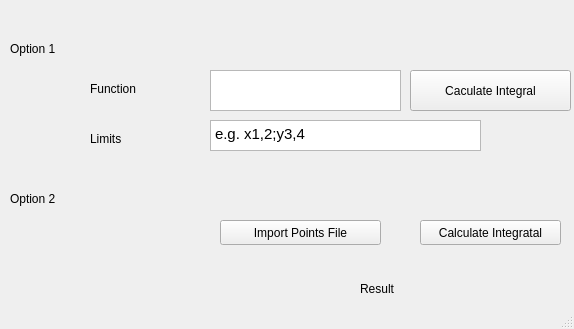
First picture: the form in mainwindow.ui, repository ehossam/Multi-Integral-Tool, before the edit.
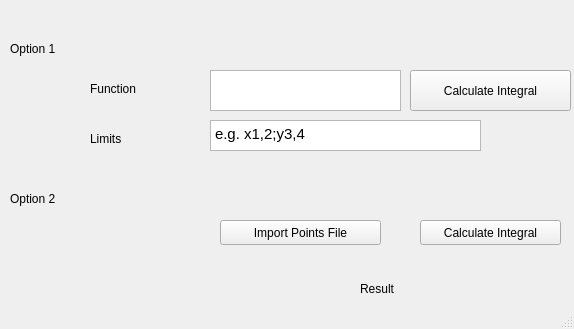
Second picture: the form after the edit.

What changed in the file:
```diff
--- a/mainwindow.ui
+++ b/mainwindow.ui
@@ -71,7 +71,7 @@
      </palette>
     </property>
     <property name="text">
-     <string>Caculate Integral</string>
+     <string>Calculate Integral</string>
     </property>
    </widget>
    <widget class="QPushButton" name="pushButton_2">
@@ -97,7 +97,7 @@
      </rect>
     </property>
     <property name="text">
-     <string>Calculate Integratal</string>
+     <string>Calculate Integral</string>
     </property>
    </widget>
    <widget class="QLabel" name="label">
```
